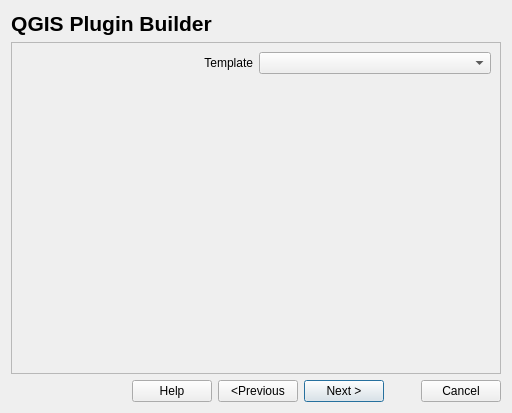
Qt form plugin_builder_dialog_base.ui (jonah-sullivan/Qgis-Plugin-Builder) before a commit.
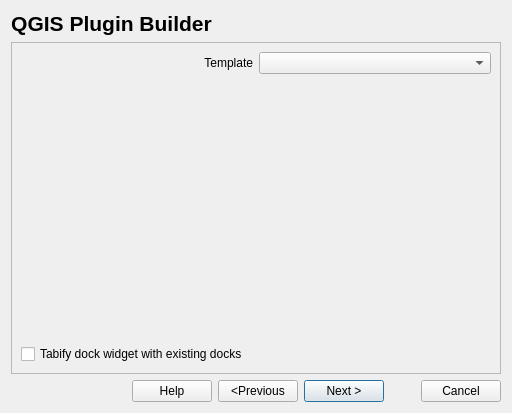
The same form after that commit. The open tabs and pages were chosen to show the change.

Commit message: consolidate templates, add LICENSE, add tabify dockwidget option closes #156 closes #157 closes #158 bump version to 3.3.5

Patch:
```diff
--- a/plugin_builder_dialog_base.ui
+++ b/plugin_builder_dialog_base.ui
@@ -655,6 +655,16 @@
          <layout class="QGridLayout" name="frame_layout"/>
         </widget>
        </item>
+       <item row="3" column="0" colspan="2">
+        <widget class="QCheckBox" name="tabify_dockwidget">
+         <property name="text">
+          <string>Tabify dock widget with existing docks</string>
+         </property>
+         <property name="visible">
+          <bool>false</bool>
+         </property>
+        </widget>
+       </item>
       </layout>
      </widget>
      <widget class="QWidget" name="page2">
```
The commit also changes 25 other files.
